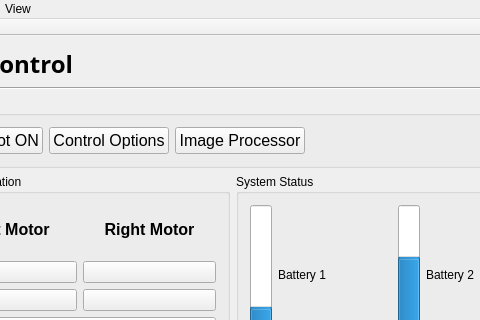
adrienemery/zenith-wind-power, file KiteControl-Qt/mainwindow.ui: the form before one commit; both pictures show x 81 to 561 and y 0 to 320 of the 939 by 654 pixel window.
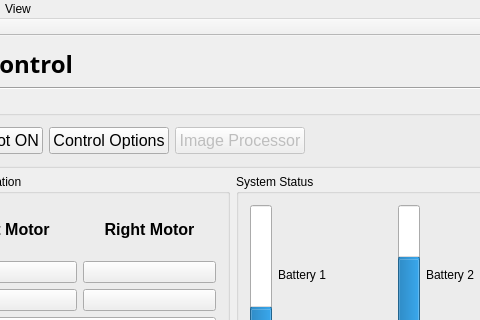
The form after the commit. Icons and pictures are not drawn.

```diff
--- a/KiteControl-Qt/mainwindow.ui
+++ b/KiteControl-Qt/mainwindow.ui
@@ -599,6 +599,9 @@
        </item>
        <item>
         <widget class="QPushButton" name="imgProcButton">
+         <property name="enabled">
+          <bool>false</bool>
+         </property>
          <property name="font">
           <font>
            <family>Segoe UI</family>
```
Left out of the diff: 15 changed lines with no effect on the pictures.
